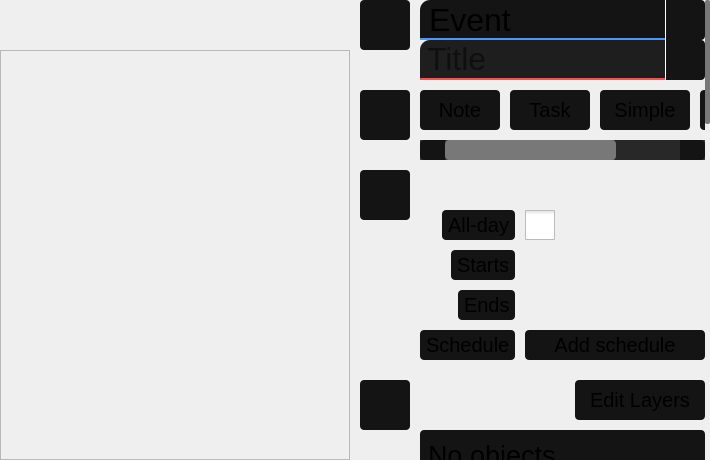
sebastiannoenning/decan, file resources/ui/pages/event_view.ui: the form before one commit.
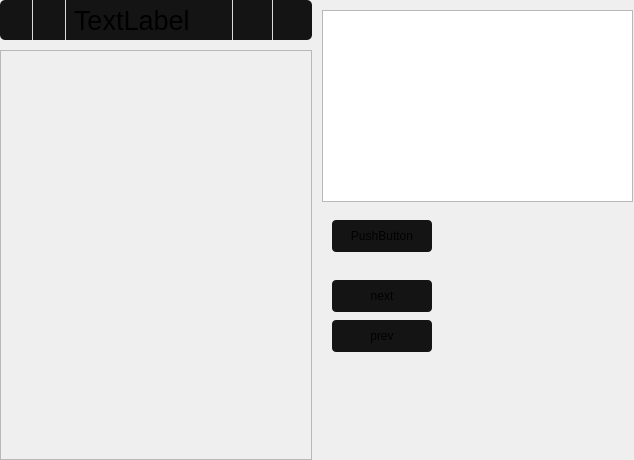
The form after the commit. Icons and pictures are not drawn. Custom widgets are drawn as their Qt base class.

```diff
--- a/resources/ui/pages/event_view.ui
+++ b/resources/ui/pages/event_view.ui
@@ -6,7 +6,7 @@
    <rect>
     <x>0</x>
     <y>0</y>
-    <width>710</width>
+    <width>634</width>
     <height>460</height>
    </rect>
   </property>
@@ -167,16 +167,29 @@
 	border-bottom: 2px solid rgba(180,220,140, 1);
 	border-right: 1px solid white;
 }
+#event_navigation * {
+	border-radius: 0px;
+	border-left: 1px solid rgba(220,220,220,1);
+}
+QPushButton#prev_day {
+	border-left: 0px solid transparent;
+	border-top-left-radius: 5px;
+	border-bottom-left-radius: 5px;
+}
+QPushButton#filter_button {
+	border-top-right-radius: 5px;
+	border-bottom-right-radius: 5px;
+}
 
+ELabel{
+	background-color: None;
+	border-radius: 0px;
+	padding-left: 5px;
+	border: 0px solid transparent;
+}
 ETime {
 	background-color: rgba(20,20,20,1);
 	border-radius: 5px;
-}
-ELabel{
-	background-color: None;
-	border-radius: 0px;
-	padding-left: 5px;
-	border: 0px solid transparent;
 }</string>
   </property>
   <layout class="QHBoxLayout" name="event_view_container">
@@ -232,25 +245,152 @@
        <number>0</number>
       </property>
       <item>
-       <widget class="QWidget" name="event_header" native="true">
-        <property name="sizePolicy">
-         <sizepolicy hsizetype="MinimumExpanding" vsizetype="Maximum">
-          <horstretch>0</horstretch>
-          <verstretch>0</verstretch>
-         </sizepolicy>
-        </property>
-        <property name="minimumSize">
-         <size>
-          <width>312</width>
-          <height>40</height>
-         </size>
-        </property>
-        <property name="maximumSize">
-         <size>
-          <width>350</width>
-          <height>40</height>
-         </size>
-        </property>
+       <widget class="QWidget" name="event_navigation" native="true">
+        <layout class="QHBoxLayout" name="date_nav_container">
+         <property name="spacing">
+          <number>0</number>
+         </property>
+         <property name="leftMargin">
+          <number>0</number>
+         </property>
+         <property name="topMargin">
+          <number>0</number>
+         </property>
+         <property name="rightMargin">
+          <number>0</number>
+         </property>
+         <property name="bottomMargin">
+          <number>0</number>
+         </property>
+         <item>
+          <widget class="QPushButton" name="prev_day">
+           <property name="minimumSize">
+            <size>
+             <width>30</width>
+             <height>40</height>
+            </size>
+           </property>
+           <property name="text">
+            <string/>
+           </property>
+           <property name="icon">
+            <iconset>
+             <normalon>:/icons/arrows/arrow_left_dark.svg</normalon>
+            </iconset>
+           </property>
+           <property name="iconSize">
+            <size>
+             <width>23</width>
+             <height>23</height>
+            </size>
+           </property>
+          </widget>
+         </item>
+         <item>
+          <widget class="QPushButton" name="next_day">
+           <property name="minimumSize">
+            <size>
+             <width>30</width>
+             <height>40</height>
+            </size>
+           </property>
+           <property name="text">
+            <string/>
+           </property>
+           <property name="icon">
+            <iconset>
+             <normalon>:/icons/arrows/arrow_right_dark.svg</normalon>
+            </iconset>
+           </property>
+           <property name="iconSize">
+            <size>
+             <width>23</width>
+             <height>23</height>
+            </size>
+           </property>
+          </widget>
+         </item>
+         <item>
+          <widget class="QLabel" name="date_label">
+           <property name="sizePolicy">
+            <sizepolicy hsizetype="MinimumExpanding" vsizetype="Preferred">
+             <horstretch>0</horstretch>
+             <verstretch>0</verstretch>
+            </sizepolicy>
+           </property>
+           <property name="minimumSize">
+            <size>
+             <width>0</width>
+             <height>40</height>
+            </size>
+           </property>
+           <property name="font">
+            <font>
+             <family>Arial</family>
+             <pointsize>20</pointsize>
+            </font>
+           </property>
+           <property name="text">
+            <string>TextLabel</string>
+           </property>
+          </widget>
+         </item>
+         <item>
+          <widget class="QPushButton" name="calendar_view">
+           <property name="minimumSize">
+            <size>
+             <width>40</width>
+             <height>40</height>
+            </size>
+           </property>
+           <property name="text">
+            <string/>
+           </property>
+           <property name="icon">
+            <iconset resource="../../assets/rss.qrc">
+             <normaloff>:/icons/calendar/calendar_search_dark.svg</normaloff>
+             <activeoff>:/icons/calendar/calendar_search_red.svg</activeoff>
+             <selectedoff>:/icons/calendar/calendar_search_red.svg</selectedoff>:/icons/calendar/calendar_search_dark.svg</iconset>
+           </property>
+           <property name="iconSize">
+            <size>
+             <width>23</width>
+             <height>23</height>
+            </size>
+           </property>
+          </widget>
+         </item>
+         <item>
+          <widget class="QPushButton" name="filter_button">
+           <property name="minimumSize">
+            <size>
+             <width>40</width>
+             <height>40</height>
+            </size>
+           </property>
+           <property name="text">
+            <string/>
+           </property>
+           <property name="icon">
+            <iconset resource="../../assets/rss.qrc">
+             <normaloff>:/icons/calendar/events/filter/filter_add_dark.svg</normaloff>
+             <normalon>:/icons/calendar/events/filter/filter_edit_dark.svg</normalon>
+             <disabledoff>:/icons/calendar/events/filter/filter_add_grey.svg</disabledoff>
+             <disabledon>:/icons/calendar/events/filter/filter_edit_grey.svg</disabledon>
+             <activeoff>:/icons/calendar/events/filter/filter_add_red.svg</activeoff>
+             <activeon>:/icons/calendar/events/filter/filter_edit_red.svg</activeon>
+             <selectedoff>:/icons/calendar/events/filter/filter_add_red.svg</selectedoff>
+             <selectedon>:/icons/calendar/events/filter/filter_edit_red.svg</selectedon>:/icons/calendar/events/filter/filter_add_dark.svg</iconset>
+           </property>
+           <property name="iconSize">
+            <size>
+             <width>23</width>
+             <height>23</height>
+            </size>
+           </property>
+          </widget>
+         </item>
+        </layout>
        </widget>
       </item>
       <item>
@@ -284,7 +424,7 @@
           <rect>
            <x>0</x>
            <y>0</y>
-           <width>348</width>
+           <width>340</width>
            <height>408</height>
           </rect>
          </property>
@@ -321,7 +461,7 @@
       </size>
      </property>
      <property name="currentIndex">
-      <number>2</number>
+      <number>1</number>
      </property>
      <widget class="QWidget" name="page_quick">
       <property name="minimumSize">
@@ -611,6 +751,57 @@
        </item>
       </layout>
      </widget>
+     <widget class="QWidget" name="page_json">
+      <widget class="QTableView" name="event_view_table">
+       <property name="geometry">
+        <rect>
+         <x>0</x>
+         <y>10</y>
+         <width>311</width>
+         <height>192</height>
+        </rect>
+       </property>
+      </widget>
+      <widget class="QPushButton" name="load">
+       <property name="geometry">
+        <rect>
+         <x>10</x>
+         <y>220</y>
+         <width>100</width>
+         <height>32</height>
+        </rect>
+       </property>
+       <property name="text">
+        <string>PushButton</string>
+       </property>
+      </widget>
+      <widget class="QPushButton" name="next">
+       <property name="geometry">
+        <rect>
+         <x>10</x>
+         <y>280</y>
+         <width>100</width>
+         <height>32</height>
+        </rect>
+       </property>
+       <property name="text">
+        <string>next</string>
+       </property>
+      </widget>
+      <widget class="QPushButton" name="prev">
+       <property name="geometry">
+        <rect>
+         <x>10</x>
+         <y>320</y>
+         <width>100</width>
+         <height>32</height>
+        </rect>
+       </property>
+       <property name="text">
+        <string>prev</string>
+       </property>
+      </widget>
+     </widget>
      <widget class="QWidget" name="page_add">
       <property name="sizePolicy">
        <sizepolicy hsizetype="MinimumExpanding" vsizetype="Preferred">
@@ -791,8 +982,8 @@
           <property name="geometry">
            <rect>
             <x>0</x>
-            <y>0</y>
-            <width>345</width>
+            <y>-865</y>
+            <width>312</width>
             <height>1655</height>
            </rect>
           </property>
@@ -1002,7 +1193,7 @@
                      <rect>
                       <x>0</x>
                       <y>0</y>
-                      <width>245</width>
+                      <width>212</width>
                       <height>40</height>
                      </rect>
                     </property>
@@ -1288,7 +1479,7 @@
             </widget>
            </item>
            <item row="1" column="1">
-            <widget class="QScrollArea" name="preset">
+            <widget class="QScrollArea" name="preset_wrapper">
              <property name="sizePolicy">
               <sizepolicy hsizetype="MinimumExpanding" vsizetype="Fixed">
                <horstretch>0</horstretch>
@@ -1384,7 +1575,7 @@
              <property name="widgetResizable">
               <bool>true</bool>
              </property>
-             <widget class="QWidget" name="preset_options">
+             <widget class="QWidget" name="preset">
               <property name="geometry">
                <rect>
                 <x>0</x>
@@ -1393,7 +1584,7 @@
                 <height>60</height>
                </rect>
               </property>
-              <layout class="QHBoxLayout" name="preset_options_container">
+              <layout class="QHBoxLayout" name="preset_container">
                <property name="spacing">
                 <number>10</number>
                </property>
@@ -1671,13 +1862,13 @@
                 <property name="minimumSize">
                  <size>
                   <width>247</width>
-                  <height>30</height>
+                  <height>50</height>
                  </size>
                 </property>
                 <property name="maximumSize">
                  <size>
                   <width>288</width>
-                  <height>30</height>
+                  <height>50</height>
                  </size>
                 </property>
                 <property name="font">
```
Left out of the diff: 54 changed lines with no effect on the pictures.
